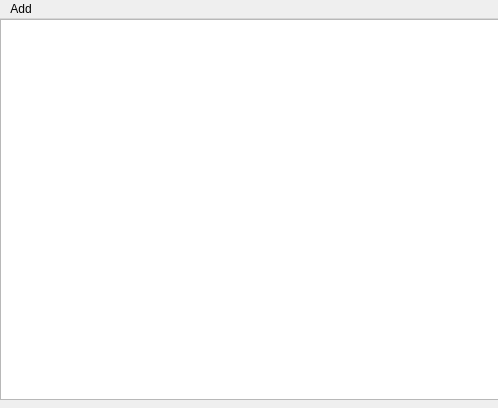
First picture: the form in Forms/mainwindow.ui, repository Arthur-g-p/StrategyTester, before the edit.
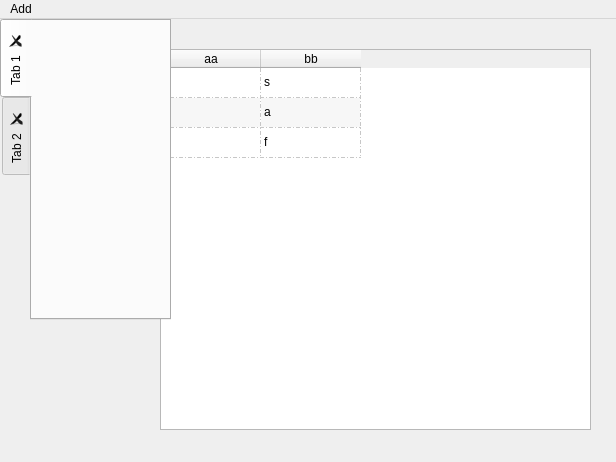
Second picture: the form after the edit.

Patch:
```diff
--- a/Forms/mainwindow.ui
+++ b/Forms/mainwindow.ui
@@ -6,25 +6,37 @@
    <rect>
     <x>0</x>
     <y>0</y>
-    <width>498</width>
-    <height>408</height>
+    <width>616</width>
+    <height>462</height>
    </rect>
   </property>
   <property name="windowTitle">
    <string>MainWindow</string>
   </property>
+  <property name="tabShape">
+   <enum>QTabWidget::Triangular</enum>
+  </property>
   <widget class="QWidget" name="centralwidget">
    <widget class="QTableWidget" name="tableWidget">
     <property name="geometry">
      <rect>
-      <x>0</x>
-      <y>0</y>
-      <width>501</width>
+      <x>160</x>
+      <y>30</y>
+      <width>431</width>
       <height>381</height>
      </rect>
     </property>
+    <property name="autoFillBackground">
+     <bool>false</bool>
+    </property>
+    <property name="frameShadow">
+     <enum>QFrame::Raised</enum>
+    </property>
     <property name="lineWidth">
-     <number>1</number>
+     <number>7</number>
+    </property>
+    <property name="midLineWidth">
+     <number>4</number>
     </property>
     <property name="editTriggers">
      <set>QAbstractItemView::NoEditTriggers</set>
@@ -36,10 +48,19 @@
      <enum>QAbstractItemView::SelectRows</enum>
     </property>
     <property name="showGrid">
-     <bool>false</bool>
+     <bool>true</bool>
     </property>
     <property name="gridStyle">
-     <enum>Qt::DotLine</enum>
+     <enum>Qt::DashDotLine</enum>
+    </property>
+    <property name="sortingEnabled">
+     <bool>false</bool>
+    </property>
+    <property name="wordWrap">
+     <bool>false</bool>
+    </property>
+    <property name="cornerButtonEnabled">
+     <bool>false</bool>
     </property>
     <attribute name="horizontalHeaderHighlightSections">
      <bool>true</bool>
@@ -47,6 +68,111 @@
     <attribute name="verticalHeaderVisible">
      <bool>false</bool>
     </attribute>
+    <row>
+     <property name="text">
+      <string>ss</string>
+     </property>
+    </row>
+    <row>
+     <property name="text">
+      <string>aa</string>
+     </property>
+    </row>
+    <row>
+     <property name="text">
+      <string>ff</string>
+     </property>
+    </row>
+    <column>
+     <property name="text">
+      <string>aa</string>
+     </property>
+    </column>
+    <column>
+     <property name="text">
+      <string>bb</string>
+     </property>
+    </column>
+    <item row="0" column="0">
+     <property name="text">
+      <string>s</string>
+     </property>
+    </item>
+    <item row="0" column="1">
+     <property name="text">
+      <string>s</string>
+     </property>
+    </item>
+    <item row="1" column="0">
+     <property name="text">
+      <string>a</string>
+     </property>
+    </item>
+    <item row="1" column="1">
+     <property name="text">
+      <string>a</string>
+     </property>
+    </item>
+    <item row="2" column="0">
+     <property name="text">
+      <string>f</string>
+     </property>
+    </item>
+    <item row="2" column="1">
+     <property name="text">
+      <string>f</string>
+     </property>
+    </item>
+   </widget>
+   <widget class="QTabWidget" name="tabWidget">
+    <property name="geometry">
+     <rect>
+      <x>0</x>
+      <y>0</y>
+      <width>171</width>
+      <height>301</height>
+     </rect>
+    </property>
+    <property name="whatsThis">
+     <string/>
+    </property>
+    <property name="autoFillBackground">
+     <bool>false</bool>
+    </property>
+    <property name="tabPosition">
+     <enum>QTabWidget::West</enum>
+    </property>
+    <property name="tabShape">
+     <enum>QTabWidget::Rounded</enum>
+    </property>
+    <property name="currentIndex">
+     <number>0</number>
+    </property>
+    <property name="elideMode">
+     <enum>Qt::ElideRight</enum>
+    </property>
+    <property name="documentMode">
+     <bool>false</bool>
+    </property>
+    <property name="tabsClosable">
+     <bool>true</bool>
+    </property>
+    <property name="movable">
+     <bool>true</bool>
+    </property>
+    <property name="tabBarAutoHide">
+     <bool>false</bool>
+    </property>
+    <widget class="QWidget" name="tab">
+     <attribute name="title">
+      <string>Tab 1</string>
+     </attribute>
+    </widget>
+    <widget class="QWidget" name="tab_2">
+     <attribute name="title">
+      <string>Tab 2</string>
+     </attribute>
+    </widget>
    </widget>
   </widget>
   <widget class="QMenuBar" name="menubar">
@@ -54,7 +180,7 @@
     <rect>
      <x>0</x>
      <y>0</y>
-     <width>498</width>
+     <width>616</width>
      <height>30</height>
     </rect>
    </property>
```
Left out of the diff: 16 changed lines with no effect on the pictures.
